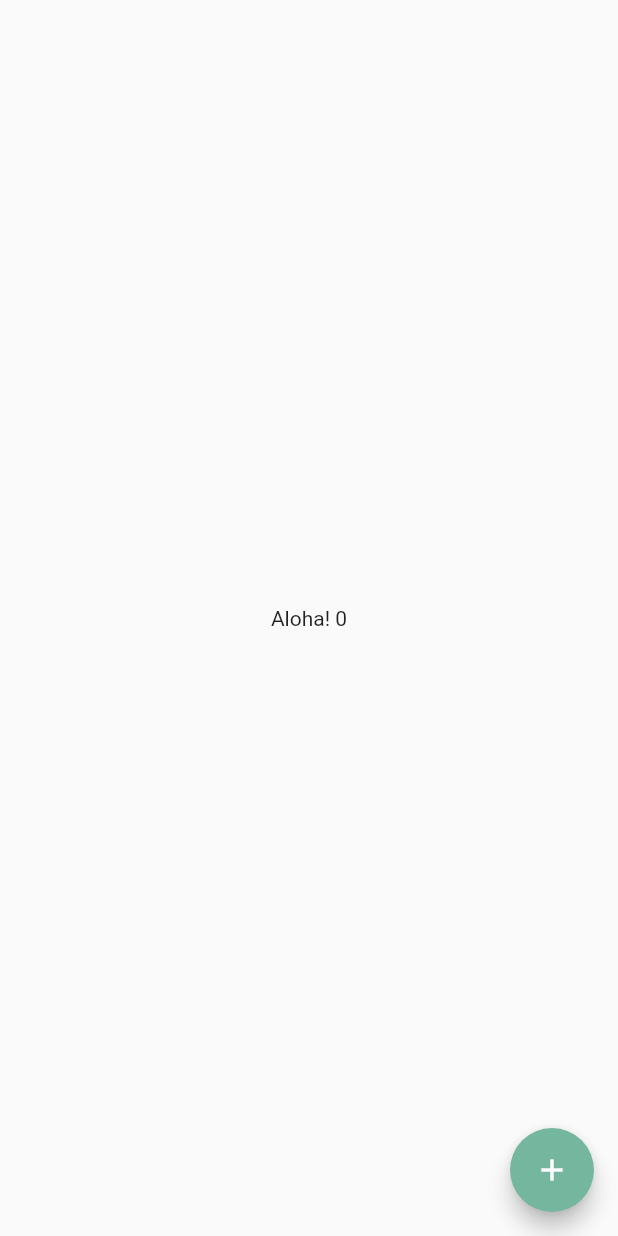
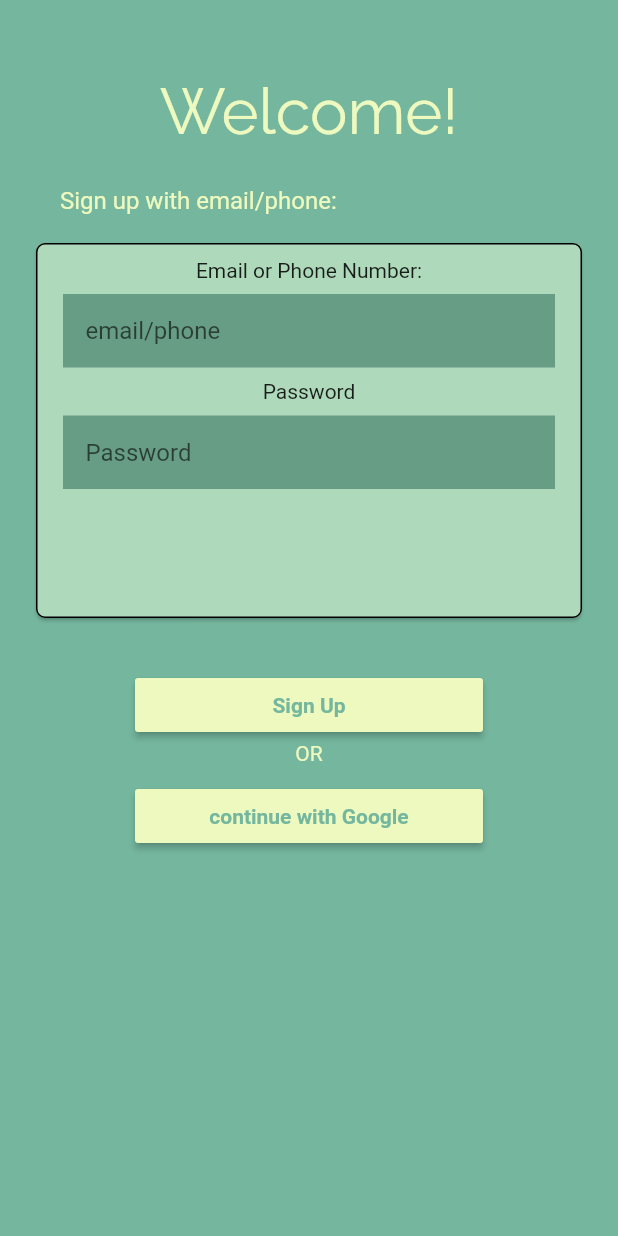
Before and after one commit to CitizensTogether/concord-mobile, a Flutter app: the screen it shows after launch, on a phone screen of 412 x 824 dp. Run offline on Flutter 3.47's test engine with Material 2 defaults, Android fonts, the phone set to English and light mode, and no system bars; our stand-ins replace flutter_tags, get_it, google_fonts, stacked, validators; missing offline and left inert: multi_image_picker.

Commit message:
feat: Create auth screen

```diff
--- a/lib/main.dart
+++ b/lib/main.dart
@@ -5,6 +5,7 @@ import 'package:flutter/material.dart';
 import 'package:provider/provider.dart';
 
 import 'ui/screens/request_details_screen.dart';
+import 'ui/screens/auth.dart';
 
 /// Initialize the app.
 void main() {
@@ -22,7 +23,7 @@ class Concord extends StatelessWidget {
         title: 'Concord',
         // For testing, change the assignment of home to be whatever screen you're working on
         // Example: home: AuthScreen()
-        home: HomeScreen(),
+        home: AuthWidget(),
       ),
     );
   }
--- /dev/null
+++ b/lib/ui/screens/auth.dart
@@ -0,0 +1,234 @@
+import 'package:flutter/material.dart';
+import 'package:flutter/rendering.dart';
+import 'package:google_fonts/google_fonts.dart';
+import 'package:validators/validators.dart' as validator;
+/*
+Class name: Auth Widget
+Version: 0.1
+Author: Eric Boysen
+Description:  This widget acts as the route for the Auth Screen for Concord's mobile application
+*/
+
+
+class AuthWidget extends StatefulWidget {
+  @override
+  _AuthWidgetState createState() => _AuthWidgetState();
+}
+
+/*
+This is the state for the widget and includes the build function for the application
+*/
+class _AuthWidgetState extends State<AuthWidget> {
+  @override
+  Widget build(BuildContext context) {
+    //stores the size of the screen to avoid multiple queries
+    double ScreenWidth = MediaQuery. of(context). size. width;
+    //stores form key
+    final formKey = GlobalKey<FormState>();
+    SignUpDetails initialDetails = SignUpDetails();
+
+    //main widget
+    return Scaffold(
+      backgroundColor: Color(0xFF75b79e),
+      //Header (Welcome!)
+      body: Container(
+        color: Color(0xFF75b79e),
+        child:SingleChildScrollView(
+          child:SizedBox(
+            width: ScreenWidth,
+            child:Column(
+              children: [
+                Padding(
+                    padding: EdgeInsets.fromLTRB(20,50,20,5),
+                    child:Text(
+                      'Welcome!',
+                      textAlign: TextAlign.center,
+                      style: GoogleFonts.raleway(
+                        textStyle: TextStyle(
+                          color: Color(0xFFEEF9BF),
+                          fontSize: 42,
+                        )
+                      ),
+                  )
+
+                ),
+
+                //Card description (Sign up with email/phone)
+                Align(
+                  alignment: Alignment.topLeft,
+                  child:Padding(
+                      padding: EdgeInsets.fromLTRB(40, 20, 0, 5),
+                      child: Text(
+                        'Sign up with email/phone:',
+                        style: GoogleFonts.roboto(
+                        textStyle: TextStyle(
+                          color: Color(0xFFEEF9BF),
+                          fontSize: 16,
+                        )
+                      ),
+                        ),
+                    ),
+                ),
+
+                //Data input card with text inputs and labels
+                Form(
+                key: formKey,
+                child: Column(children: <Widget>[
+                  Align(
+                    alignment: Alignment.center,
+                    child: Padding(//padding around card
+                      padding: EdgeInsets.fromLTRB(20, 10, 20, 0),
+                        child: Card(//card to hold inputs
+                          shape: RoundedRectangleBorder(side: BorderSide(color:Colors.black,width: 1),borderRadius: BorderRadius.circular(6)),
+                          color: Color(0xFFafd9bb),
+                          child:
+                            Padding(//internal card padding
+                              padding: EdgeInsets.fromLTRB(5, 10, 5, 20),
+                              child:
+                                SizedBox(//determines card size
+                                  width: ScreenWidth,
+                                  height: 220,
+                                  child:Align(
+                                    alignment:Alignment.topLeft,
+                                    child:Padding(//padding between inputs
+                                      padding: EdgeInsets.fromLTRB(5, 0, 5, 5),
+
+                                        child: Column(
+                                          children: <Widget>[
+                                            Text('Email or Phone Number:'),
+                                            CustomField(hintText: 'email/phone', isEmail:true, onSaved: (String value){
+                                              if(validator.isEmail(value)){//saves appropriate values to the initialDetails object
+                                                initialDetails.email = value;
+                                              }
+                                              if(validator.isNumeric(value) && validator.isLength(value, 10)){
+                                                initialDetails.phoneNum = value;
+                                              }
+                                              return null;
+                                            },
+                                            validator: (String value){//checks to make sure that a valid email or phone number is provided
+                                              if(!validator.isEmail(value) &&!(validator.isNumeric(value) && validator.isLength(value, 10))){
+                                                return 'Please enter a valid email or phone';
+                                              }
+                                              return null;
+                                            },),
+                                            Text('Password'),
+                                            CustomField(hintText: 'Password', isPassword: true, onSaved: (String value){
+                                              if (validator.isLength(value, 8)){//saves password to initialDetails object
+                                                initialDetails.password=value;
+                                              }
+                                              return null;
+                                            },
+                                            validator: (String value){//makes sure that the password is at least 8 characters long
+                                              if (!validator.isLength(value, 8)){
+                                                return 'Password must be at least 8 characters';
+                                              }
+                                              return null;
+                                            },),
+                                          ],
+                                      )
+                                      )
+                                  )
+                                  )
+                                )
+                            )
+                        )
+                    ),
+
+                    Align(//Sign Up button using inputted information
+                      alignment: Alignment.center,
+                      child:Padding(
+                        padding: EdgeInsets.fromLTRB(0, 30, 0, 0),
+                        child: RaisedButton(
+                          child:SizedBox(width: 200,
+                          child: Text('Sign Up', textAlign: TextAlign.center,style:GoogleFonts.roboto(textStyle:TextStyle(color:Color(0xFF75b79e), fontWeight: FontWeight.bold,fontSize: 14)))),
+                          onPressed: (){
+                          if(formKey.currentState.validate()){
+                            formKey.currentState.save();
+                          }
+                          //Navigator.push(context, MaterialPageRoute(builder: (context) => RegisterScreen(initialDetails))//pushes the data from the object into the registeration screen
+                        },
+                        color: Color(0xFFEEF9BF),
+
+                        )
+                      )
+                    ),
+
+                ]
+                )
+                ),
+
+                Center(child:Text('OR', style: GoogleFonts.roboto(textStyle: TextStyle(color:Color(0xFFEEF9BF))))),
+
+                Align(//Sign up with Google Authorization
+                      alignment: Alignment.center,
+                      child:Padding(
+                        padding: EdgeInsets.fromLTRB(0, 10, 0, 0),
+                        child: RaisedButton(
+                          child:SizedBox(width: 200,
+                          child: Text('continue with Google', textAlign: TextAlign.center,style:GoogleFonts.roboto(textStyle:TextStyle(color:Color(0xFF75b79e), fontWeight: FontWeight.bold,fontSize: 14)))),
+                          onPressed: (){
+                          //for later use with google auth backend
+                        },
+                        color: Color(0xFFEEF9BF),
+
+                        )
+                      )
+                    ),
+              ]
+
+            )
+          )
+        )
+      )
+    );
+  }
+}
+
+class CustomField extends StatelessWidget{// creates a custom input feild to offer the dark material asthetic instead of general line entry
+  String hintText;//text to be overwritten
+  Function validator;//function to validate data
+  Function onSaved;//function to act upon saving FormState
+  bool isPassword;//if password obscures text
+  bool isEmail;//if email allows email keyboard to appear
+
+  CustomField({
+    this.hintText,
+    this.validator,
+    this.onSaved,
+    this.isPassword=false,
+    this.isEmail=false
+  });
+  @override
+  Widget build(BuildContext context) {
+    return Padding(
+      padding: EdgeInsets.all(8.0),
+      child: TextFormField(
+        decoration: InputDecoration(
+          hintText: hintText,
+          contentPadding: EdgeInsets.all(15.0),
+          border: InputBorder.none,
+          filled: true,
+          fillColor: Color(0xE05d937e)
+        ),
+        obscureText: isPassword ? true : false,
+        validator: validator,
+        onSaved: onSaved,
+        keyboardType: isEmail ? TextInputType.emailAddress : TextInputType.text,
+        )
+    );
+  }
+}
+
+/*
+Title: Sign Up Details
+Description: Provides an object to hold basic information to start registration process and pass info to the registration screen
+Author: Eric Boysen
+Version: 0.1
+*/
+class SignUpDetails{
+  String email;
+  String password;
+  String phoneNum;
+
+  SignUpDetails({this.email,this.password, this.phoneNum});
+}
--- a/pubspec.yaml
+++ b/pubspec.yaml
@@ -23,6 +23,8 @@ environment:
 dependencies:
   flutter:
     sdk: flutter
+  validators: ^2.0.1
+  google_fonts: ^1.1.0
 
   #state-management
   stacked: ^1.7.4
```
Also changed, not shown: pubspec.lock.
